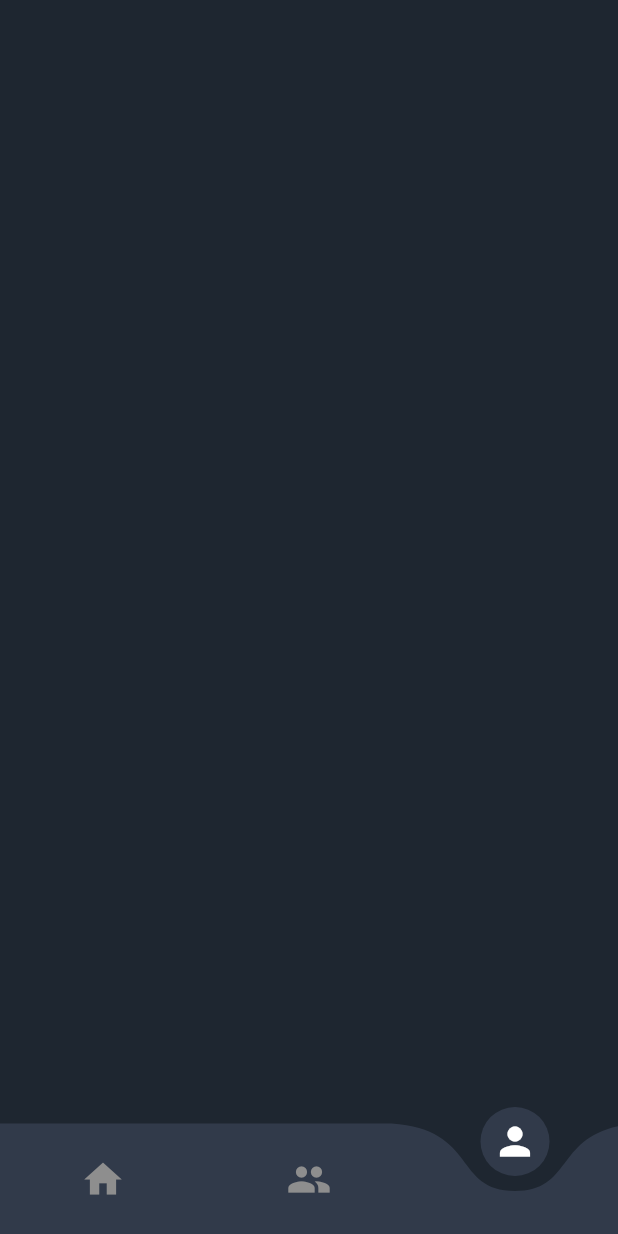
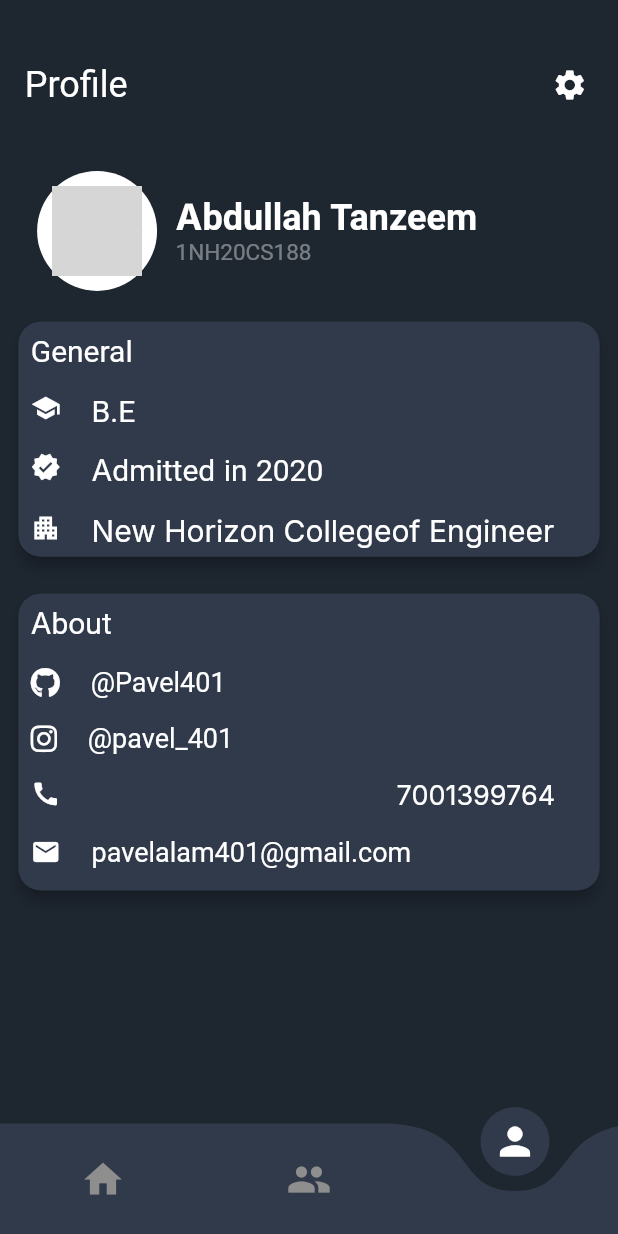
Before and after one commit to Evently-NHCE/Evently-App, a Flutter app: the screen it shows after launch, item 3 of the bottom bar chosen, on a phone screen of 412 x 824 dp. Run offline on Flutter 3.47's test engine with Material 2 defaults, Android fonts, the phone set to English and light mode, and no system bars; drawn by our look-alikes of curved_navigation_bar, text_scroll; our stand-ins replace font_awesome_flutter, google_fonts, hexcolor, sizer; missing offline and left inert: flutter_vibrate; network calls fail; Roboto replaces fonts that are missing (Chivo); grey boxes are pictures that could not be loaded.

Commit message:
profile Page UI

```diff
--- a/lib/Screens/Navigation/Navigation.dart
+++ b/lib/Screens/Navigation/Navigation.dart
@@ -10,6 +10,8 @@ import 'package:flutter_vibrate/flutter_vibrate.dart';
 import 'package:font_awesome_flutter/font_awesome_flutter.dart';
 import 'package:hexcolor/hexcolor.dart';
 import 'package:sizer/sizer.dart';
+
+import '../../Utility/Colors.dart';
 
 class Navigation extends StatefulWidget {
   const Navigation({Key? key}) : super(key: key);
@@ -39,7 +41,6 @@ class _NavigationState extends State<Navigation> {
 
   int _pageindex = 0;
 
-
   @override
   void initState() {
     // TODO: implement initState
@@ -55,7 +56,6 @@ class _NavigationState extends State<Navigation> {
   }
 
   void _openPage(int index) {
-
     var _type = FeedbackType.selection;
     Vibrate.feedback(_type);
     setState(() {
@@ -80,7 +80,7 @@ class _NavigationState extends State<Navigation> {
         ]),
       ),
       bottomNavigationBar: CurvedNavigationBar(
-          color: HexColor("#313A4A"),
+          color: kNavbarcolour,
           backgroundColor: Colors.transparent,
           items: _pages.map((Pages page) {
             return Column(
@@ -94,7 +94,6 @@ class _NavigationState extends State<Navigation> {
                       ? HexColor("#FFFFFF")
                       : HexColor("#8E8E8E"),
                 ),
-
               ],
             );
           }).toList(),
--- /dev/null
+++ b/lib/Screens/Profile/Components/GetHead.dart
@@ -0,0 +1,33 @@
+import 'package:evently/Utility/Colors.dart';
+import 'package:flutter/material.dart';
+import 'package:google_fonts/google_fonts.dart';
+import 'package:sizer/sizer.dart';
+
+Widget buildappbar() {
+  return Container(
+    child: Row(
+      mainAxisAlignment: MainAxisAlignment.spaceBetween,
+      children: [
+        Padding(
+          padding: EdgeInsets.only(left: 2.w),
+          child: Text(
+            'Profile',
+            style: GoogleFonts.getFont(
+              "Chivo",
+              color: ktextWhiteColor,
+              fontSize: 24,
+              fontWeight: FontWeight.normal,
+            ),
+          ),
+        ),
+        IconButton(
+          icon: Icon(
+            Icons.settings,
+            color: Colors.white,
+          ),
+          onPressed: () {},
+        ),
+      ],
+    ),
+  );
+}
--- /dev/null
+++ b/lib/Screens/Profile/Components/ProfilePageBody.dart
@@ -0,0 +1,364 @@
+import 'package:evently/Screens/Profile/Components/GetHead.dart';
+import 'package:evently/Utility/CircleProfileHolder.dart';
+import 'package:evently/Utility/Colors.dart';
+import 'package:flutter/material.dart';
+import 'package:font_awesome_flutter/font_awesome_flutter.dart';
+import 'package:google_fonts/google_fonts.dart';
+import 'package:sizer/sizer.dart';
+import 'package:text_scroll/text_scroll.dart';
+
+class ProfilePageBody extends StatefulWidget {
+  const ProfilePageBody({Key? key}) : super(key: key);
+
+  @override
+  State<ProfilePageBody> createState() => _ProfilePageBodyState();
+}
+
+class _ProfilePageBodyState extends State<ProfilePageBody> {
+  @override
+  Widget build(BuildContext context) {
+    return Padding(
+      padding: EdgeInsets.only(top: 4.h, left: 2.w, right: 2.w),
+      child: Container(
+        child: Column(
+          mainAxisAlignment: MainAxisAlignment.start,
+          children: [
+            buildappbar(),
+            SizedBox(
+              height: 4.h,
+            ),
+            Padding(
+              padding: EdgeInsets.only(left: 2.h, right: 2.h),
+              child: Row(
+                crossAxisAlignment: CrossAxisAlignment.start,
+                children: [
+                  CircleProfileHolder(
+                    child: const Padding(
+                      padding: EdgeInsets.all(10.0),
+                      child: CircleAvatar(
+                          radius: 20.0,
+                          backgroundImage: NetworkImage(
+                              "https://images.pexels.com/photos/220453/pexels-photo-220453.jpeg?auto=compress&cs=tinysrgb&dpr=2&h=750&w=1260")),
+                    ),
+                    height: 80,
+                    width: 80,
+                    color: ktextWhiteColor,
+                  ),
+                  Padding(
+                    padding: EdgeInsets.only(top: 2.h, left: 3.w, right: 3.w),
+                    child: Column(
+                      mainAxisAlignment: MainAxisAlignment.start,
+                      crossAxisAlignment: CrossAxisAlignment.start,
+                      children: [
+                        Text(
+                          'Abdullah Tanzeem',
+                          style: GoogleFonts.getFont(
+                            "Chivo",
+                            color: ktextWhiteColor,
+                            fontSize: 24,
+                            fontWeight: FontWeight.bold,
+                          ),
+                        ),
+                        Text(
+                          '1NH20CS188',
+                          style: GoogleFonts.getFont(
+                            "Chivo",
+                            color: ktextWhiteColor.withOpacity(0.40),
+                            fontSize: 15,
+                            fontWeight: FontWeight.normal,
+                          ),
+                        ),
+                      ],
+                    ),
+                  ),
+                ],
+              ),
+            ),
+            SizedBox(
+              height: 2.h,
+            ),
+            buildUpperCard(),
+            SizedBox(
+              height: 2.h,
+            ),
+            buildSecondCard()
+          ],
+        ),
+      ),
+    );
+  }
+
+  Widget buildUpperCard() {
+    return SizedBox(
+      height: 20.h,
+      width: double.infinity,
+      child: Card(
+        elevation: 4,
+        color: kNavbarcolour,
+        shape: RoundedRectangleBorder(
+          borderRadius: BorderRadius.circular(15.0),
+        ),
+        child: Padding(
+          padding: EdgeInsets.only(left: 2.w, right: 2.w, top: 1.h),
+          child: Column(
+            children: [
+              Row(
+                mainAxisAlignment: MainAxisAlignment.start,
+                crossAxisAlignment: CrossAxisAlignment.start,
+                children: [
+                  Text(
+                    'General',
+                    style: GoogleFonts.getFont(
+                      "Chivo",
+                      color: ktextWhiteColor,
+                      fontSize: 20,
+                      fontWeight: FontWeight.w400,
+                    ),
+                  ),
+                ],
+              ),
+              SizedBox(
+                height: 2.h,
+              ),
+              Row(
+                mainAxisAlignment: MainAxisAlignment.start,
+                crossAxisAlignment: CrossAxisAlignment.start,
+                children: [
+                  Icon(
+                    Icons.school,
+                    color: ktextWhiteColor,
+                    size: 20,
+                  ),
+                  SizedBox(
+                    width: 5.w,
+                  ),
+                  Text(
+                    'B.E',
+                    style: GoogleFonts.getFont(
+                      "Chivo",
+                      color: ktextWhiteColor,
+                      fontSize: 20,
+                      fontWeight: FontWeight.normal,
+                    ),
+                  ),
+                ],
+              ),
+              SizedBox(
+                height: 2.h,
+              ),
+              Row(
+                mainAxisAlignment: MainAxisAlignment.start,
+                crossAxisAlignment: CrossAxisAlignment.start,
+                children: [
+                  Icon(
+                    Icons.verified,
+                    color: ktextWhiteColor,
+                    size: 20,
+                  ),
+                  SizedBox(
+                    width: 5.w,
+                  ),
+                  Text(
+                    'Admitted in 2020',
+                    style: GoogleFonts.getFont(
+                      "Chivo",
+                      color: ktextWhiteColor,
+                      fontSize: 20,
+                      fontWeight: FontWeight.normal,
+                    ),
+                  ),
+                ],
+              ),
+              SizedBox(
+                height: 2.h,
+              ),
+              Row(
+                mainAxisAlignment: MainAxisAlignment.start,
+                crossAxisAlignment: CrossAxisAlignment.start,
+                children: [
+                  Icon(
+                    Icons.apartment,
+                    color: ktextWhiteColor,
+                    size: 20,
+                  ),
+                  SizedBox(
+                    width: 5.w,
+                  ),
+                  SizedBox(
+                    width: 75.w,
+                    child: Row(
+                      children: [
+                        Expanded(
+                          child: TextScroll(
+                            "New Horizon Collegeof Engineering",
+                            velocity: Velocity(pixelsPerSecond: Offset(20, 0)),
+                            pauseBetween: Duration(milliseconds: 1000),
+                            mode: TextScrollMode.bouncing,
+                            style:
+                                TextStyle(color: ktextWhiteColor, fontSize: 20),
+                            textAlign: TextAlign.right,
+                            selectable: false,
+                          ),
+                        ),
+                      ],
+                    ),
+                  ),
+                ],
+              )
+            ],
+          ),
+        ),
+      ),
+    );
+  }
+
+  Widget buildSecondCard() {
+    return SizedBox(
+      height: 25.h,
+      width: double.infinity,
+      child: Card(
+        elevation: 4,
+        color: kNavbarcolour,
+        shape: RoundedRectangleBorder(
+          borderRadius: BorderRadius.circular(15.0),
+        ),
+        child: Padding(
+          padding: EdgeInsets.only(left: 2.w, right: 2.w, top: 1.h),
+          child: Column(
+            children: [
+              Row(
+                mainAxisAlignment: MainAxisAlignment.start,
+                crossAxisAlignment: CrossAxisAlignment.start,
+                children: [
+                  Text(
+                    'About',
+                    style: GoogleFonts.getFont(
+                      "Chivo",
+                      color: ktextWhiteColor,
+                      fontSize: 20,
+                      fontWeight: FontWeight.w400,
+                    ),
+                  ),
+                ],
+              ),
+              SizedBox(
+                height: 2.h,
+              ),
+              Row(
+                mainAxisAlignment: MainAxisAlignment.start,
+                crossAxisAlignment: CrossAxisAlignment.start,
+                children: [
+                  FaIcon(
+                    FontAwesomeIcons.github,
+                    color: ktextWhiteColor,
+                    size: 20,
+                  ),
+                  SizedBox(
+                    width: 5.w,
+                  ),
+                  Text(
+                    '@Pavel401',
+                    style: GoogleFonts.getFont(
+                      "Chivo",
+                      color: ktextWhiteColor,
+                      fontSize: 18,
+                      fontWeight: FontWeight.normal,
+                    ),
+                  ),
+                ],
+              ),
+              SizedBox(
+                height: 2.h,
+              ),
+              Row(
+                mainAxisAlignment: MainAxisAlignment.start,
+                crossAxisAlignment: CrossAxisAlignment.start,
+                children: [
+                  FaIcon(
+                    FontAwesomeIcons.instagram,
+                    color: ktextWhiteColor,
+                    size: 20,
+                  ),
+                  SizedBox(
+                    width: 5.w,
+                  ),
+                  Text(
+                    '@pavel_401',
+                    style: GoogleFonts.getFont(
+                      "Chivo",
+                      color: ktextWhiteColor,
+                      fontSize: 18,
+                      fontWeight: FontWeight.normal,
+                    ),
+                  ),
+                ],
+              ),
+              SizedBox(
+                height: 2.h,
+              ),
+              Row(
+                mainAxisAlignment: MainAxisAlignment.start,
+                crossAxisAlignment: CrossAxisAlignment.start,
+                children: [
+                  Icon(
+                    Icons.call,
+                    color: ktextWhiteColor,
+                    size: 20,
+                  ),
+                  SizedBox(
+                    width: 5.w,
+                  ),
+                  SizedBox(
+                    width: 75.w,
+                    child: Row(
+                      children: [
+                        Expanded(
+                          child: TextScroll(
+                            "7001399764",
+                            velocity: Velocity(pixelsPerSecond: Offset(20, 0)),
+                            pauseBetween: Duration(milliseconds: 1000),
+                            mode: TextScrollMode.bouncing,
+                            style:
+                                TextStyle(color: ktextWhiteColor, fontSize: 18),
+                            textAlign: TextAlign.right,
+                            selectable: false,
+                          ),
+                        ),
+                      ],
+                    ),
+                  ),
+                ],
+              ),
+              SizedBox(
+                height: 2.h,
+              ),
+              Row(
+                mainAxisAlignment: MainAxisAlignment.start,
+                crossAxisAlignment: CrossAxisAlignment.start,
+                children: [
+                  Icon(
+                    Icons.email,
+                    color: ktextWhiteColor,
+                    size: 20,
+                  ),
+                  SizedBox(
+                    width: 5.w,
+                  ),
+                  Text(
+                    'pavelalam401@gmail.com',
+                    style: GoogleFonts.getFont(
+                      "Chivo",
+                      color: ktextWhiteColor,
+                      fontSize: 18,
+                      fontWeight: FontWeight.normal,
+                    ),
+                  ),
+                ],
+              ),
+            ],
+          ),
+        ),
+      ),
+    );
+  }
+}
--- a/lib/Screens/Profile/Profile.dart
+++ b/lib/Screens/Profile/Profile.dart
@@ -1,13 +1,13 @@
+import 'package:evently/Screens/Profile/Components/ProfilePageBody.dart';
 import 'package:flutter/material.dart';
 
-
 class Profile extends StatelessWidget {
-  const Profile({ Key? key }) : super(key: key);
+  const Profile({Key? key}) : super(key: key);
 
   @override
   Widget build(BuildContext context) {
-    return Container(
-
+    return Scaffold(
+      body: ProfilePageBody(),
     );
   }
 }
--- /dev/null
+++ b/lib/Utility/CircleHolderForIcon.dart
@@ -0,0 +1,38 @@
+import 'package:evently/Utility/Colors.dart';
+import 'package:flutter/material.dart';
+import 'package:hexcolor/hexcolor.dart';
+import 'package:sizer/sizer.dart';
+
+class CircleContainerIcon extends StatelessWidget {
+  final IconData icon;
+  final void Function() onPressed;
+
+  const CircleContainerIcon(
+      {Key? key, required this.icon, required this.onPressed})
+      : super(key: key);
+
+  @override
+  Widget build(BuildContext context) {
+    return Padding(
+      padding: EdgeInsets.only(right: 2.w, top: 1.h),
+      child: InkWell(
+
+        customBorder: const CircleBorder(),
+        splashColor: HexColor("#CFD4FF"),
+        onTap: onPressed,
+        child: Container(
+          width: 45,
+          height: 45,
+          decoration: BoxDecoration(
+            color: HexColor("#CFD4FF"),
+            shape: BoxShape.circle,
+          ),
+          child: Icon(
+            icon,
+            color: ktextWhiteColor,
+          ),
+        ),
+      ),
+    );
+  }
+}
--- /dev/null
+++ b/lib/Utility/CircleProfileHolder.dart
@@ -0,0 +1,29 @@
+import 'package:flutter/material.dart';
+class CircleProfileHolder extends StatelessWidget {
+  final Widget child;
+  final double height;
+  final Color color;
+  final double width;
+  //final void Function() onPressed;
+
+  const CircleProfileHolder(
+      {Key? key,
+      required this.child,
+      required this.height,
+      required this.width,
+      required this.color})
+      : super(key: key);
+
+  @override
+  Widget build(BuildContext context) {
+    return Container(
+      width: width,
+      height: height,
+      decoration: BoxDecoration(
+        color: color,
+        shape: BoxShape.circle,
+      ),
+      child: child,
+    );
+  }
+}
--- a/lib/Utility/Colors.dart
+++ b/lib/Utility/Colors.dart
@@ -9,6 +9,6 @@ final kWhiteColor=HexColor("#FFFFFF");
 final ktextWhiteColor=HexColor("#FFFFFF");
 final kTextPurplecolor=HexColor("#B79EE0");
 
-
+final kNavbarcolour=HexColor("#313A4A");
 //Floating Action Button
 const colorFABbg = Color.fromRGBO(201, 206, 255, 1);
--- a/pubspec.yaml
+++ b/pubspec.yaml
@@ -37,6 +37,7 @@ dependencies:
   google_fonts: ^3.0.1
   hexcolor: ^2.0.7
   sizer: ^2.0.15
+  text_scroll: ^0.0.4
 
 dev_dependencies:
   flutter_lints: ^1.0.0
```
Also changed, not shown: pubspec.lock.
